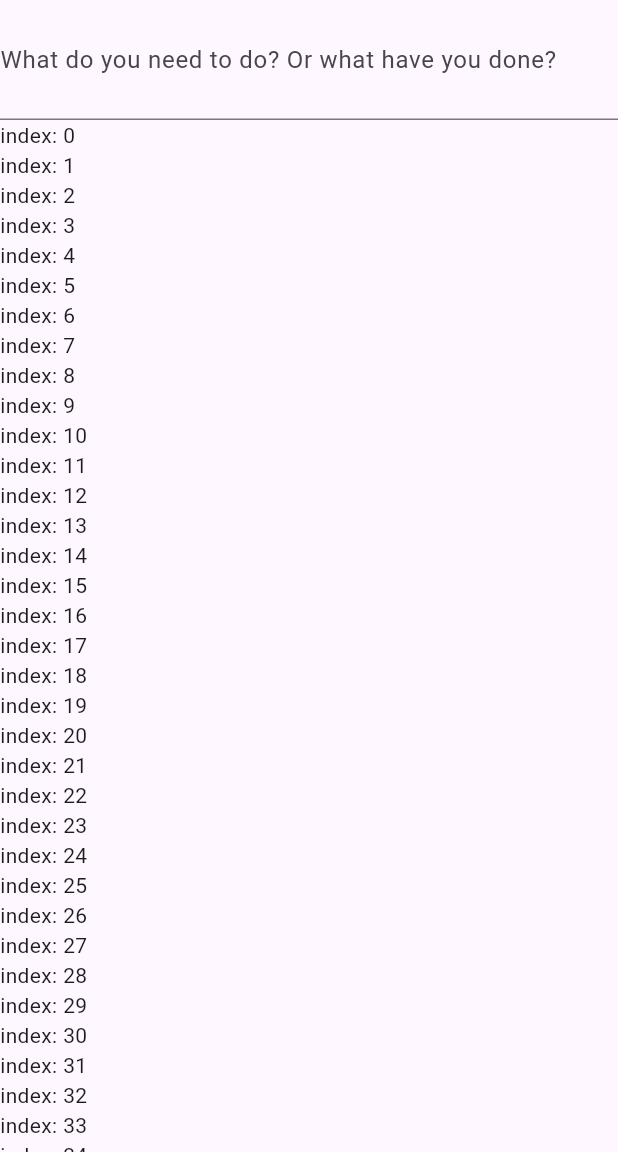
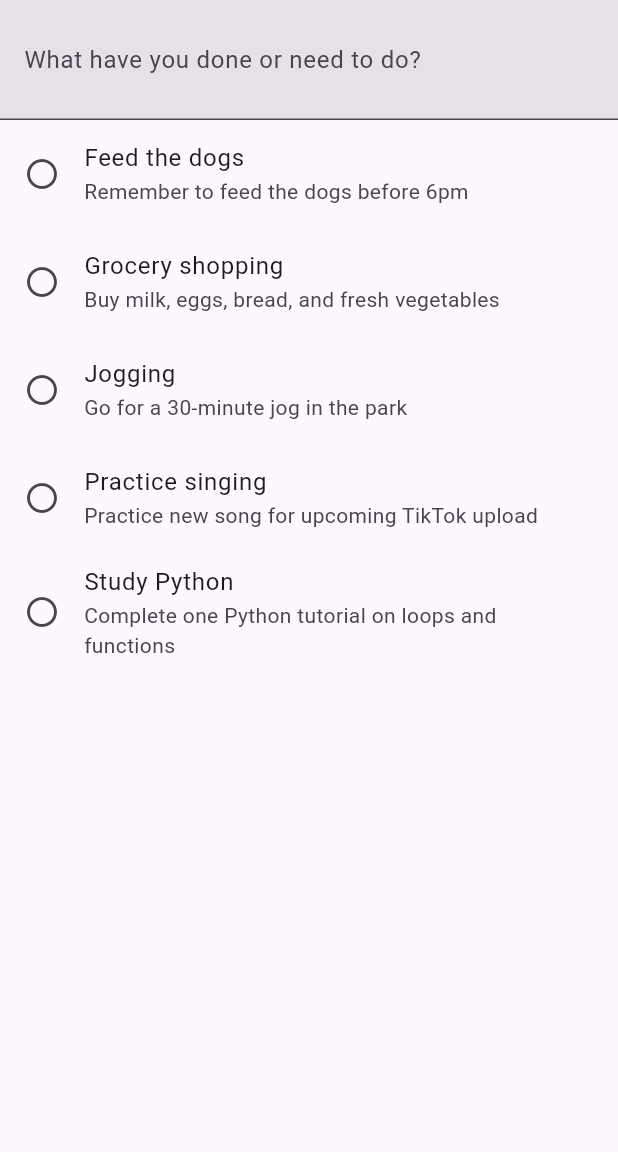
Before and after one commit to giriss/TodoAI-flutter, a Flutter app: the screen it shows after launch, on a phone screen of 412 x 824 dp, the part 84-1236 px from its top. Run offline on Flutter 3.47's test engine with Material 3 defaults, Android fonts, the phone set to English and light mode, and no system bars.

Commit message:
Integrated it with natural language gpt backend

```diff
--- /dev/null
+++ b/lib/natural_language_prompt.dart
@@ -0,0 +1,29 @@
+import 'package:flutter/material.dart';
+
+class NaturalLanguagePrompt extends StatelessWidget {
+  final void Function(String) onSubmitted;
+  final bool disabled;
+  final TextEditingController controller;
+
+  const NaturalLanguagePrompt({
+    super.key,
+    required this.onSubmitted,
+    required this.controller,
+    this.disabled = false,
+  });
+
+  @override
+  Widget build(BuildContext context) => TextField(
+        controller: controller,
+        minLines: 2,
+        maxLines: 3,
+        textInputAction: TextInputAction.done,
+        enabled: !disabled,
+        decoration: const InputDecoration(
+          filled: true,
+          labelText: "What have you done or need to do?",
+          border: UnderlineInputBorder(borderRadius: BorderRadius.zero),
+        ),
+        onSubmitted: onSubmitted,
+      );
+}
--- /dev/null
+++ b/lib/todo.dart
@@ -0,0 +1,38 @@
+import 'package:flutter/material.dart';
+
+class Todo extends StatelessWidget {
+  final String title;
+  final String? description;
+  final bool completed;
+  final VoidCallback? onToggle;
+
+  const Todo({
+    super.key,
+    required this.title,
+    this.description,
+    required this.completed,
+    this.onToggle,
+  });
+
+  @override
+  Widget build(BuildContext context) => ListTile(
+        leading: Icon(
+          completed ? Icons.check_circle : Icons.circle_outlined,
+        ),
+        title: Text(
+          title,
+          style: TextStyle(
+            decoration: completed ? TextDecoration.lineThrough : null,
+          ),
+        ),
+        subtitle: description == null
+            ? null
+            : Text(
+                description!,
+                style: TextStyle(
+                  decoration: completed ? TextDecoration.lineThrough : null,
+                ),
+              ),
+        onTap: onToggle,
+      );
+}
--- a/lib/todo_list.dart
+++ b/lib/todo_list.dart
@@ -1,4 +1,9 @@
+import 'dart:convert';
+import 'dart:io';
+
 import 'package:flutter/material.dart';
+import 'package:todo_ai/natural_language_prompt.dart';
+import 'package:todo_ai/todo.dart';
 
 class TodoList extends StatefulWidget {
   const TodoList({super.key});
@@ -10,6 +15,11 @@ class TodoList extends StatefulWidget {
 }
 
 class _TodoListState extends State<TodoList> {
+  final _controller = TextEditingController();
+
+  bool _isLoading = false;
+  List<Map<String, Object>> _todos = _defaultTodos;
+
   @override
   Widget build(BuildContext context) {
     return Scaffold(
@@ -18,23 +28,121 @@ class _TodoListState extends State<TodoList> {
       ),
       body: Column(
         children: [
-          const TextField(
-            minLines: 2,
-            maxLines: 3,
-            decoration: InputDecoration(
-              labelText: "What do you need to do? Or what have you done?",
-            ),
+          NaturalLanguagePrompt(
+            onSubmitted: _onSubmitted,
+            controller: _controller,
+            disabled: _isLoading,
           ),
           Expanded(
             child: ListView.builder(
+              itemCount: _todos.length,
               physics: const ScrollPhysics(),
               shrinkWrap: false,
-              itemBuilder: (context, index) => Text("index: $index"),
-              itemCount: 50,
+              itemBuilder: (context, index) {
+                final todo = _todos[index];
+
+                return Todo(
+                  title: todo["title"] as String,
+                  description: todo["description"] as String?,
+                  completed: todo["completed"] as bool,
+                );
+              },
             ),
           ),
         ],
       ),
     );
   }
+
+  void _onSubmitted(String message) async {
+    if (message == "") return;
+
+    setState(() {
+      _isLoading = true;
+    });
+
+    final httpClient = HttpClient();
+    final uri = Uri.parse('https://todoai.gopaul.me/ask');
+    final request = await httpClient.postUrl(uri);
+    request.headers.set(HttpHeaders.contentTypeHeader, "application/json");
+
+    final body = {
+      "message": message,
+      "todos": _todos,
+    };
+
+    request.add(utf8.encode(json.encode(body)));
+    final response = await request.close();
+
+    if (response.statusCode == HttpStatus.ok) {
+      final responseBody = await response.transform(utf8.decoder).join();
+      final responseJson =
+          List<Map<String, dynamic>>.from(json.decode(responseBody));
+      for (final action in responseJson) {
+        final function = Map<String, String>.from(action["function"]);
+        final name = function["name"]!;
+        final arguments =
+            Map<String, Object>.from(json.decode(function["arguments"]!));
+
+        if (name == "mark_as_done") {
+          setState(() {
+            _todos = _todos
+                .map((todo) => arguments["id"] == todo["id"]
+                    ? {...todo, "completed": true}
+                    : todo)
+                .toList();
+          });
+        } else if (name == "add") {
+          setState(() {
+            _todos = [
+              {
+                "id": (_todos[0]["id"] as int) + 1,
+                "title": arguments["title"]!,
+                "description": arguments["description"]!,
+                "completed": false,
+              },
+              ..._todos
+            ];
+          });
+        }
+      }
+      _controller.clear();
+      setState(() {
+        _isLoading = false;
+      });
+    }
+  }
 }
+
+const _defaultTodos = [
+  {
+    "id": 4,
+    "title": "Feed the dogs",
+    "description": "Remember to feed the dogs before 6pm",
+    "completed": false,
+  },
+  {
+    "id": 3,
+    "title": "Grocery shopping",
+    "description": "Buy milk, eggs, bread, and fresh vegetables",
+    "completed": false,
+  },
+  {
+    "id": 2,
+    "title": "Jogging",
+    "description": "Go for a 30-minute jog in the park",
+    "completed": false,
+  },
+  {
+    "id": 1,
+    "title": "Practice singing",
+    "description": "Practice new song for upcoming TikTok upload",
+    "completed": false,
+  },
+  {
+    "id": 0,
+    "title": "Study Python",
+    "description": "Complete one Python tutorial on loops and functions",
+    "completed": false,
+  },
+];
```
Also changed, not shown: 2 other files.
